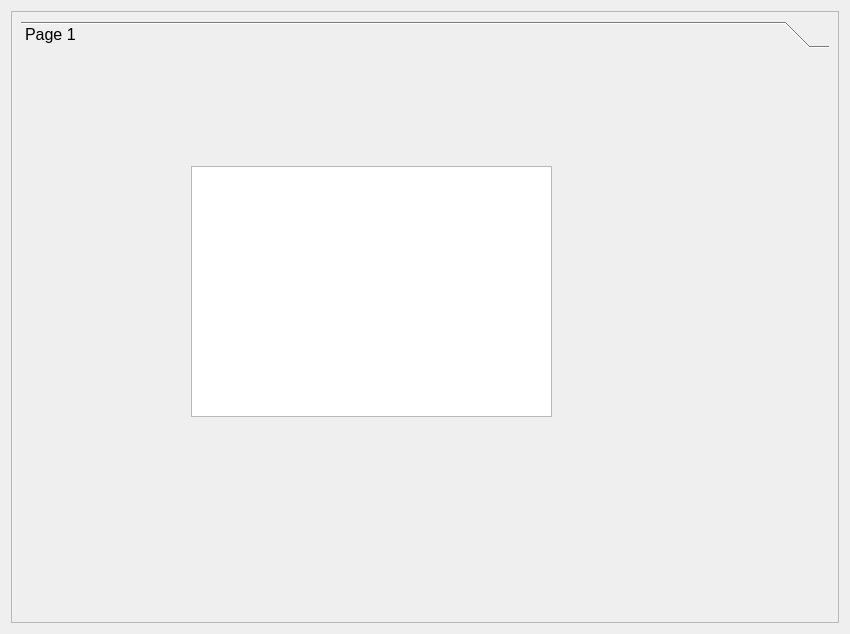
Sasa993/Agent-Tool, file gui_testic.ui: the form before one commit.
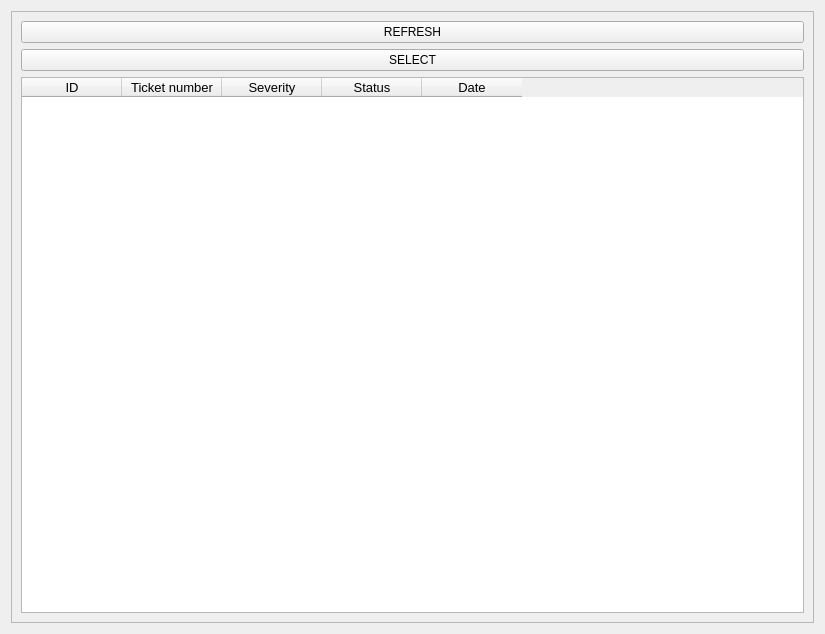
The form after the commit.

Commit message: added lots of stuff...added new widget for outputing the data - Table Widget... added refresh for output data...added selection(double click or with button / or both)

The edit to the form file:
```diff
--- a/gui_testic.ui
+++ b/gui_testic.ui
@@ -9,7 +9,7 @@
    <rect>
     <x>0</x>
     <y>0</y>
-    <width>850</width>
+    <width>825</width>
     <height>634</height>
    </rect>
   </property>
@@ -35,50 +35,108 @@
          <rect>
           <x>0</x>
           <y>0</y>
-          <width>828</width>
+          <width>803</width>
           <height>612</height>
          </rect>
         </property>
         <layout class="QVBoxLayout" name="verticalLayout_2">
          <item>
-          <widget class="QToolBox" name="toolBox">
+          <widget class="QPushButton" name="pushButtonRefresh">
+           <property name="text">
+            <string>REFRESH</string>
+           </property>
+          </widget>
+         </item>
+         <item>
+          <widget class="QPushButton" name="pushButtonSelektovano">
+           <property name="text">
+            <string>SELECT</string>
+           </property>
+          </widget>
+         </item>
+         <item>
+          <widget class="QTableWidget" name="tableWidgetIspisIzBaze">
            <property name="font">
             <font>
-             <pointsize>12</pointsize>
+             <pointsize>10</pointsize>
+             <weight>50</weight>
+             <italic>false</italic>
+             <bold>false</bold>
+             <underline>false</underline>
+             <strikeout>false</strikeout>
+             <kerning>true</kerning>
             </font>
            </property>
-           <property name="currentIndex">
-            <number>0</number>
+           <property name="cursor" stdset="0">
+            <cursorShape>PointingHandCursor</cursorShape>
            </property>
-           <property name="tabSpacing">
-            <number>8</number>
+           <property name="editTriggers">
+            <set>QAbstractItemView::NoEditTriggers</set>
            </property>
-           <widget class="QWidget" name="page">
-            <property name="geometry">
-             <rect>
-              <x>0</x>
-              <y>0</y>
-              <width>810</width>
-              <height>559</height>
-             </rect>
+           <property name="alternatingRowColors">
+            <bool>true</bool>
+           </property>
+           <property name="selectionMode">
+            <enum>QAbstractItemView::SingleSelection</enum>
+           </property>
+           <property name="selectionBehavior">
+            <enum>QAbstractItemView::SelectRows</enum>
+           </property>
+           <property name="textElideMode">
+            <enum>Qt::ElideLeft</enum>
+           </property>
+           <property name="showGrid">
+            <bool>false</bool>
+           </property>
+           <property name="sortingEnabled">
+            <bool>true</bool>
+           </property>
+           <property name="wordWrap">
+            <bool>true</bool>
+           </property>
+           <attribute name="horizontalHeaderVisible">
+            <bool>true</bool>
+           </attribute>
+           <attribute name="horizontalHeaderDefaultSectionSize">
+            <number>100</number>
+           </attribute>
+           <attribute name="horizontalHeaderHighlightSections">
+            <bool>false</bool>
+           </attribute>
+           <attribute name="horizontalHeaderShowSortIndicator" stdset="0">
+            <bool>true</bool>
+           </attribute>
+           <attribute name="verticalHeaderVisible">
+            <bool>false</bool>
+           </attribute>
+           <attribute name="verticalHeaderHighlightSections">
+            <bool>false</bool>
+           </attribute>
+           <column>
+            <property name="text">
+             <string>ID</string>
             </property>
-            <attribute name="label">
-             <string>Page 1</string>
-            </attribute>
-            <widget class="QPlainTextEdit" name="plainTextEdit">
-             <property name="geometry">
-              <rect>
-               <x>170</x>
-               <y>110</y>
-               <width>361</width>
-               <height>251</height>
-              </rect>
-             </property>
-             <property name="readOnly">
-              <bool>true</bool>
-             </property>
-            </widget>
-           </widget>
+           </column>
+           <column>
+            <property name="text">
+             <string>Ticket number</string>
+            </property>
+           </column>
+           <column>
+            <property name="text">
+             <string>Severity</string>
+            </property>
+           </column>
+           <column>
+            <property name="text">
+             <string>Status</string>
+            </property>
+           </column>
+           <column>
+            <property name="text">
+             <string>Date</string>
+            </property>
+           </column>
           </widget>
          </item>
         </layout>
```
The commit also changes 8 other files.
